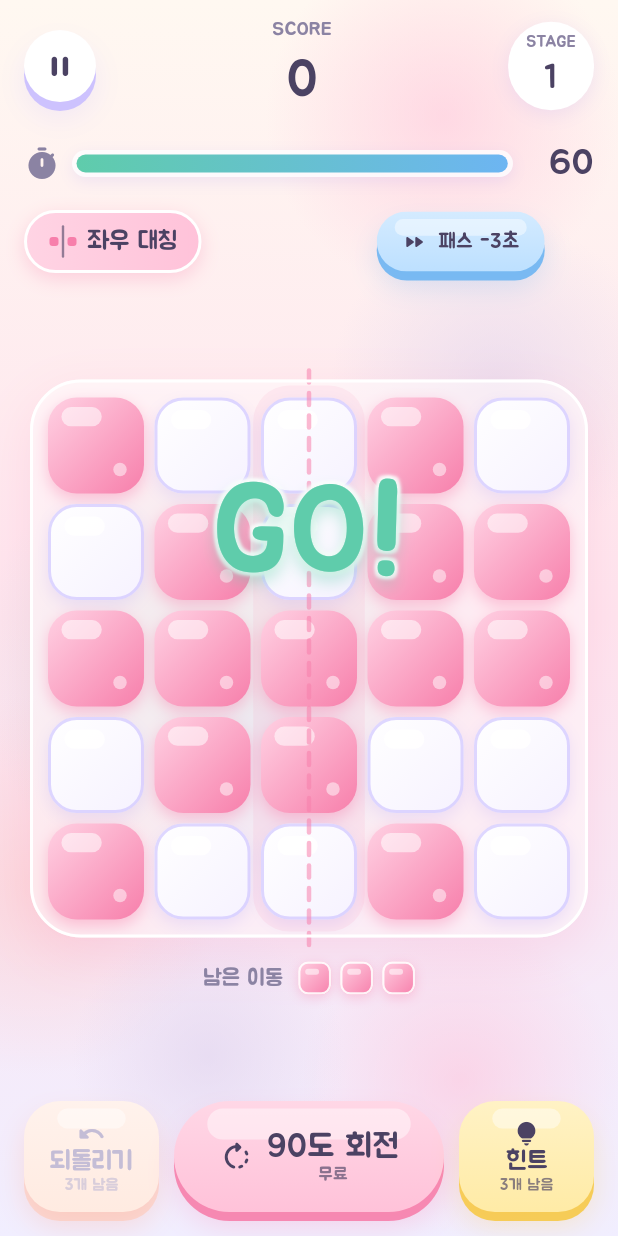
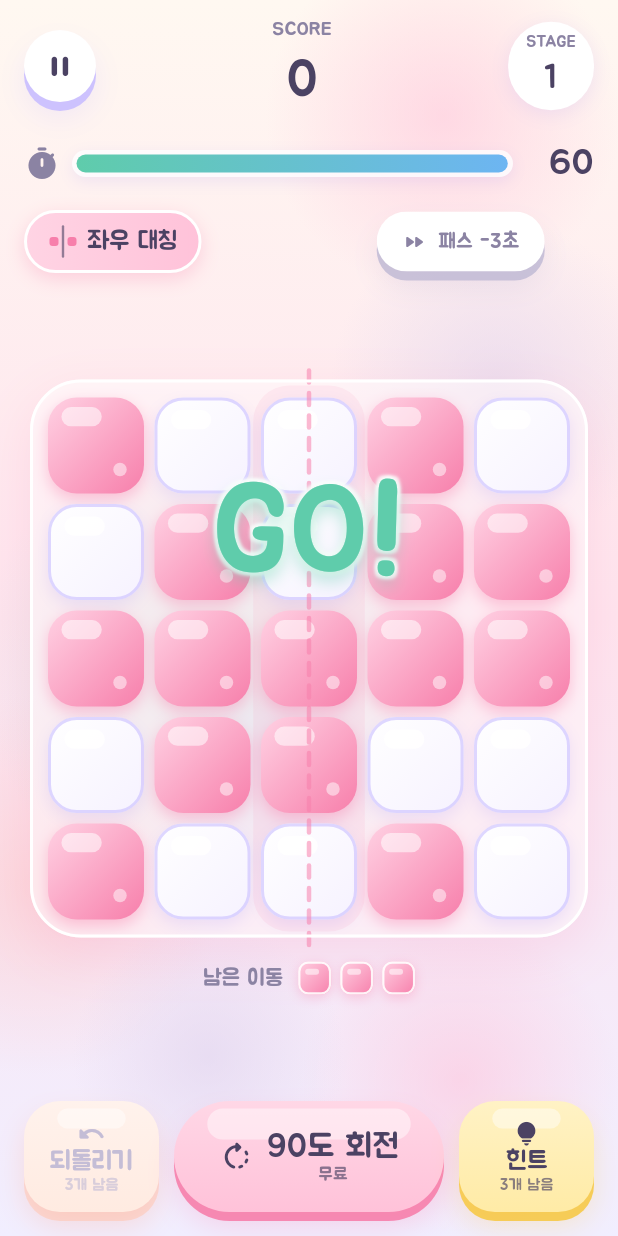
Before and after one commit to justkevin2570-hash/NODE_SWAP_Game, a Flutter app: the GameScreen screen opened directly, on a phone screen of 412 x 824 dp. Run offline on Flutter 3.47's test engine with Material 3 defaults, Android fonts, the phone set to English and light mode, and no system bars; our stand-ins replace audioplayers, clock, flutter_animate, flutter_riverpod, shared_preferences; accounts and stored records are empty.

Commit message:
Pass/new-puzzle button: neutral by default, coral when stuck
The button was always sky blue, which matched the top-bottom symmetry
theme and made a costly action look primary. It is now a white
secondary button with soft gray text, switching to a glowing coral
only when the board is stuck.

Co-Authored-By: Claude Opus 5.5 <noreply@anthropic.com>
Claude-Session: https://claude.ai/code/session_01THjjmmAe3yF3ESiXKwMseg

```diff
--- a/lib/core/palette.dart
+++ b/lib/core/palette.dart
@@ -31,6 +31,10 @@ abstract final class Palette {
   static const white = Color(0xFFFFFFFF);
   static const danger = Color(0xFFFF7A93);
 
+  /// 막혔을 때 패스·새 퍼즐 버튼 색 (테마색과 겹치지 않는 부드러운 빨강).
+  static const coral = Color(0xFFFFADA3);
+  static const coralDeep = Color(0xFFF2706A);
+
   static const blobs = [lavender, mint, peach, pink, sky, butter];
 
   /// 대칭 종류별 테마 색. (밝은 색, 진한 색)
--- a/lib/ui/screens/game_screen.dart
+++ b/lib/ui/screens/game_screen.dart
@@ -366,17 +366,21 @@ class _GameScreenState extends ConsumerState<GameScreen> {
   }
 
   /// 위쪽 작은 버튼: 러시는 패스(-3초), 클래식은 새 퍼즐.
+  /// 평소엔 눈에 덜 띄는 흰 보조 버튼, 막혔을 때만 산호색으로 반짝인다.
+  /// (항상 같은 색이면 상하 대칭 판의 하늘색 테마와 겹치고, 손해 버튼이 주요 버튼처럼 보인다.)
   Widget _corner(GameSession s) {
     final rush = widget.mode == GameMode.rush;
+    final stuck = s.stuck;
     return BubblyButton(
       label: rush ? '패스 -3초' : '새 퍼즐',
       icon: rush ? Icons.fast_forward_rounded : Icons.refresh_rounded,
-      color: Palette.sky,
-      deep: Palette.skyDeep,
+      color: stuck ? Palette.coral : Palette.white,
+      deep: stuck ? Palette.coralDeep : Palette.inkFaint,
+      labelColor: stuck ? Palette.ink : Palette.inkSoft,
       height: 40,
       width: 112,
       fontSize: 14,
-      glow: rush && s.stuck,
+      glow: stuck,
       sound: rush ? null : Sfx.button,
       onPressed: s.canAct ? (rush ? _ctrl.skip : _ctrl.restart) : null,
     );
--- a/lib/ui/widgets/bubbly.dart
+++ b/lib/ui/widgets/bubbly.dart
@@ -23,6 +23,7 @@ class BubblyButton extends ConsumerStatefulWidget {
     this.glow = false,
     this.sound = Sfx.button,
     this.vertical = false,
+    this.labelColor,
   });
 
   final String label;
@@ -39,6 +40,9 @@ class BubblyButton extends ConsumerStatefulWidget {
 
   /// 아이콘 위, 글자 아래로 쌓는 좁은 버튼.
   final bool vertical;
+
+  /// 글자·아이콘 색 (기본: 진한 잉크색).
+  final Color? labelColor;
 
   @override
   ConsumerState<BubblyButton> createState() => _BubblyButtonState();
@@ -126,7 +130,7 @@ class _BubblyButtonState extends ConsumerState<BubblyButton>
 
   Widget _face(bool enabled) {
     final c = enabled ? widget.color : Color.lerp(widget.color, Colors.white, 0.6)!;
-    final ink = enabled ? Palette.ink : Palette.inkFaint;
+    final ink = enabled ? (widget.labelColor ?? Palette.ink) : Palette.inkFaint;
     final hasLabel = widget.label.isNotEmpty;
     final labelText = Text(
       widget.label,
```
